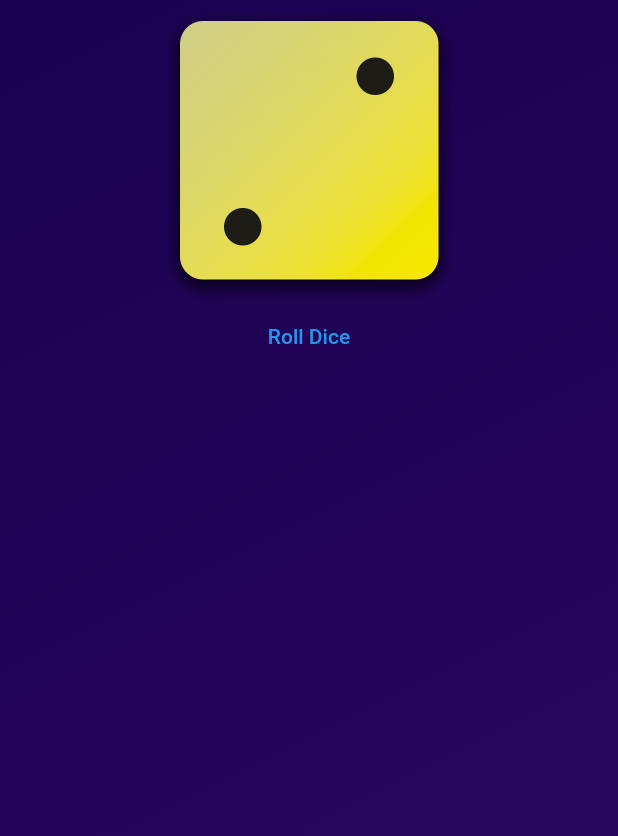
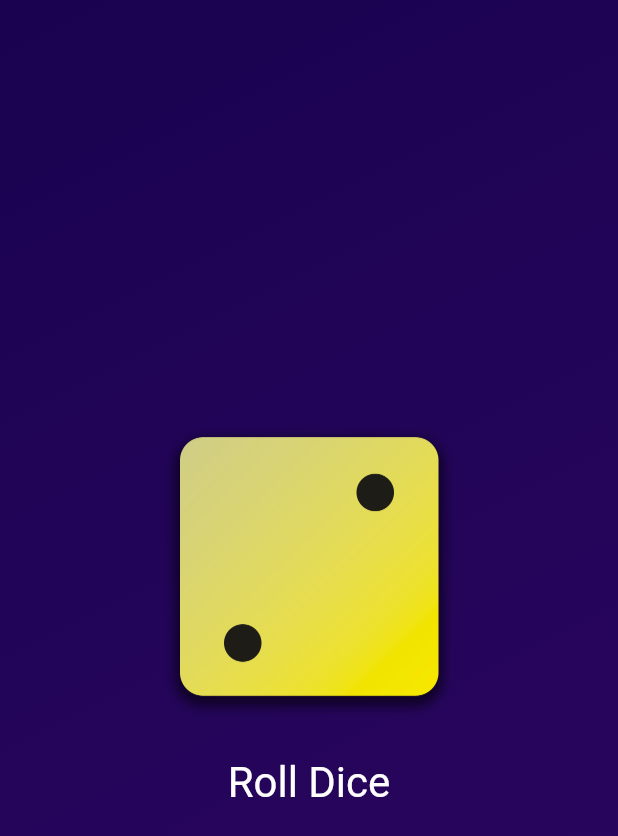
Before and after one commit to trosa-dev/flutter-dice-roller, a Flutter app: the screen it shows after launch, on a phone screen of 412 x 824 dp. Shown: the top 836 px of the screen. Run offline on Flutter 3.47's test engine with Material 2 defaults, Android fonts, the phone set to English and light mode, and no system bars.

Commit message:
style: add style to TextButton

```diff
--- a/lib/widgets/gradient_container/index.dart
+++ b/lib/widgets/gradient_container/index.dart
@@ -24,13 +24,21 @@ class GradientContainer extends StatelessWidget {
       ),
       child: Center(
         child: Column(
+          mainAxisSize: MainAxisSize.min,
           children: [
             Image.asset(
               'assets/images/dice-2.png',
               width: 200,
             ),
+            const SizedBox(
+              height: 20,
+            ),
             TextButton(
               onPressed: rollDice,
+              style: TextButton.styleFrom(
+                  //padding: const EdgeInsets.only(top: 20),
+                  foregroundColor: Colors.white,
+                  textStyle: const TextStyle(fontSize: 28)),
               child: const Text('Roll Dice'),
             )
           ],
```
